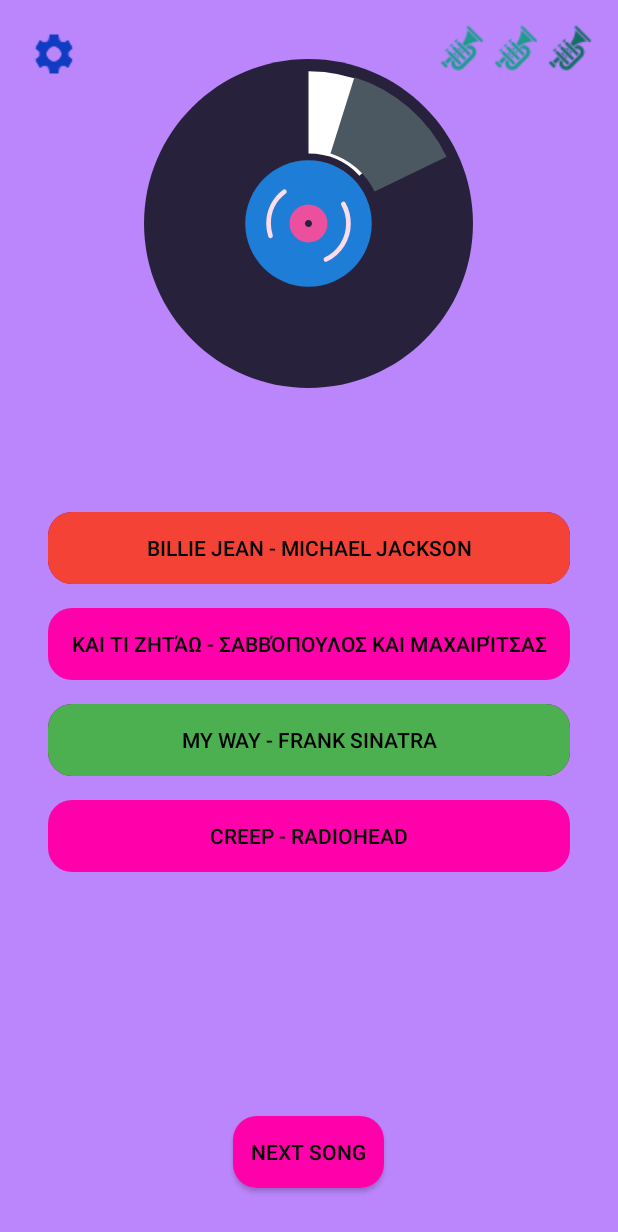
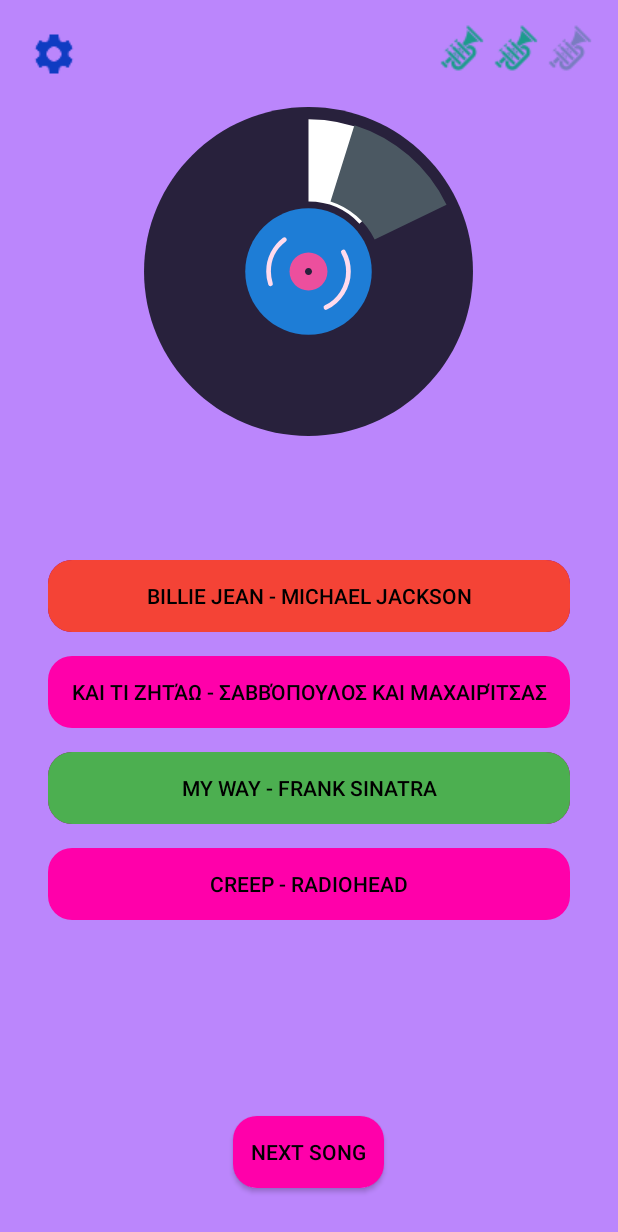
Before and after one commit to nikolassc/Guess-the-song-Android-App, an Android app built with Jetpack Compose: the GameActivity screen opened directly, with no data from a screen before it, after a tap on "BILLIE JEAN - MICHAEL JACKSON", on a phone screen of 412 x 824 dp. Shown: the top 1232 px of the screen. Run offline under Robolectric (Android 15) with nearby library versions, the phone set to English and light mode, and no system bars; our stand-ins replace Room's generated code; 1 other tap on this screen came first.

Commit message:
smoother lives

```diff
--- a/app/src/main/java/com/example/gsong/GameActivity.java
+++ b/app/src/main/java/com/example/gsong/GameActivity.java
@@ -1,5 +1,6 @@
 package com.example.gsong;
 
+import android.animation.ObjectAnimator;
 import android.app.AlertDialog;
 import android.content.Intent;
 import android.graphics.Color;
@@ -201,9 +202,14 @@
     private void onWrongAnswer(){
         lives--;
         if(lives >= 0 && lives < lifeIcons.length){
-            //makes the icons darker (to show the lost life)
+            //Make the icons darker (to show the lost life)
             int darker = Color.rgb(20, 110, 100);
             lifeIcons[lives].setColorFilter(darker, PorterDuff.Mode.SRC_IN);
+
+            //Fade animation
+            ObjectAnimator fade = ObjectAnimator.ofFloat(lifeIcons[lives], "alpha", 1f, 0.4f);
+            fade.setDuration(300);
+            fade.start();
         }
         if(lives == 0){
             feedbackText.setText("Game Over!");
--- a/app/src/main/res/layout/activity_game.xml
+++ b/app/src/main/res/layout/activity_game.xml
@@ -59,16 +59,18 @@
         android:padding="24dp">
 
         <!-- Vinyl Animation -->
+
+        <!-- Question Text -->
         <com.airbnb.lottie.LottieAnimationView
             android:id="@+id/vinyl_animation"
             android:layout_width="250dp"
             android:layout_height="250dp"
             android:layout_gravity="center"
+            android:layout_marginTop="32dp"
             app:lottie_autoPlay="false"
             app:lottie_fileName="vinyl1.json"
             app:lottie_loop="true" />
 
-        <!-- Question Text -->
         <TextView
             android:id="@+id/feedback_text"
             android:layout_width="wrap_content"
```
